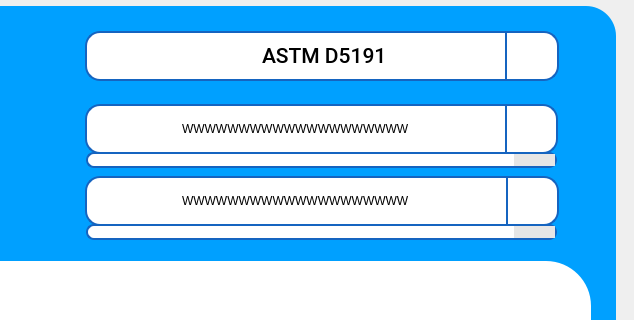
ChandraMVE/PSSC_QT_Development, file pApp-22-June-2021/smeasuring.ui: the form before one commit; both pictures show x 134 to 768 and y 0 to 320 of the 768 by 846 pixel window.
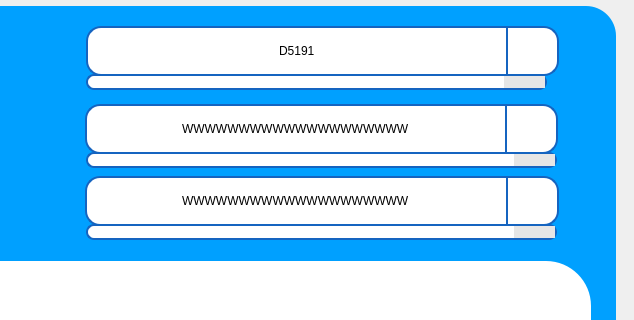
The form after the commit. Icons and pictures are not drawn. Custom widgets are drawn as their Qt base class.

Commit message: QT Version 1.05.179 has below changes 1. Removed the QComboBox of the cbMethod and replaced with with QListWidget, QPushButton, and QLineEdit for to capture the screenshot

Patch:
```diff
--- a/pApp-22-June-2021/smeasuring.ui
+++ b/pApp-22-June-2021/smeasuring.ui
@@ -299,175 +299,6 @@
        <bool>true</bool>
       </property>
      </widget>
-     <widget class="QComboBox" name="cbMethod">
-      <property name="geometry">
-       <rect>
-        <x>199</x>
-        <y>25</y>
-        <width>474</width>
-        <height>50</height>
-       </rect>
-      </property>
-      <property name="font">
-       <font>
-        <family>Roboto Medium</family>
-        <pointsize>16</pointsize>
-        <weight>9</weight>
-        <italic>false</italic>
-        <bold>false</bold>
-       </font>
-      </property>
-      <property name="focusPolicy">
-       <enum>Qt::ClickFocus</enum>
-      </property>
-      <property name="styleSheet">
-       <string notr="true">QComboBox {
-	text-align: center;
-   border: 2px solid  rgb(21, 100, 192);
-   border-radius: 15px;
-/*   padding: 1px 18px 1px 3px;*/
-   background-color: rgb(255, 255, 255);
-   color: rgb(0, 0, 0);
-   font: 75 16pt &quot;Roboto Medium&quot;;
-  padding-left: 175px;
-	outline: none;
-margin: 0;
-}
-
-QComboBox:on {
-    padding-top: 3px;
-    padding-left: 15px;
-}
-
-QComboBox::drop-down {
-    subcontrol-origin: padding;
-    subcontrol-position: top right;
-    width: 50px;
-    border-left-width: 2px;
-    border-left-color: rgb(21, 100, 192);
-    border-left-style: solid;
-    border-top-right-radius: 8px;
-    border-bottom-right-radius: 8px;
-    border-color: rgb(21, 100, 192);
-	background: transparent;
-}
-
-QComboBox::down-arrow {
-	image: url(:/images/icons/downarrow.png);
-}
-
-QComboBox::down-arrow:on {
-    top: 1px;
-    left: 1px;
-}
-
-QComboBox QAbstractItemView {
-   border: 2px solid rgb(21, 100, 192);
-   font: 75 16pt &quot;Roboto Medium&quot;;
-   border-radius: 8px;
-   background-color: rgb(255, 255, 255);
-   selection-background-color:  rgb(21, 100, 192);
-   selection-color: rgb(255, 255, 255);
-	outline: none;
-margin: 0;
-}
-/*  vertical */
-QScrollBar:vertical {
-     border: 0px solid  rgb(21, 100, 192);
-     background:  rgb(0, 160, 255);
-     width: 42px;
-	 margin: 45px 0 45px 0;
-     border-left: 2px solid  rgb(182, 182, 182);
- }
-
- QScrollBar::handle:vertical {
-     background:  rgb(182, 182, 182);
-     min-height: 20px;
- }
-
- QScrollBar::add-line:vertical {
-     border: 0px solid grey;
-     background:  rgb(0, 160, 255);
-     height: 45px;
-     subcontrol-position: bottom;
-     subcontrol-origin: margin;
- }
-
- QScrollBar::sub-line:vertical {
-     border: 0px solid grey;
-     background:  rgb(0, 160, 255);
-     height: 45px;
-     subcontrol-position: top;
-     subcontrol-origin: margin;
- }
-
- QScrollBar::up-arrow:vertical {
-     width: 42px;
-     height: 45px;
-     background-image: url(:/images/icons/cuparrow.png);
-}
-
-QScrollBar::down-arrow:vertical {
-     width: 42px;
-      height: 45px;
-      background-image: url(:/images/icons/cdownarrow.png);
- }
-
- QScrollBar::add-page:vertical, QScrollBar::sub-page:vertical {
-      background: none;
- }
-</string>
-      </property>
-      <property name="iconSize">
-       <size>
-        <width>16</width>
-        <height>16</height>
-       </size>
-      </property>
-      <property name="frame">
-       <bool>true</bool>
-      </property>
-      <item>
-       <property name="text">
-        <string>ASTM D5191</string>
-       </property>
-      </item>
-      <item>
-       <property name="text">
-        <string>ASTM D6377</string>
-       </property>
-      </item>
-      <item>
-       <property name="text">
-        <string>ASTM D6378</string>
-       </property>
-      </item>
-      <item>
-       <property name="text">
-        <string>ASTM D5188</string>
-       </property>
-      </item>
-      <item>
-       <property name="text">
-        <string>Free 1</string>
-       </property>
-      </item>
-      <item>
-       <property name="text">
-        <string>Free 2</string>
-       </property>
-      </item>
-      <item>
-       <property name="text">
-        <string>Free 3</string>
-       </property>
-      </item>
-      <item>
-       <property name="text">
-        <string>Free 4</string>
-       </property>
-      </item>
-     </widget>
      <widget class="QFrame" name="frame_2">
       <property name="geometry">
        <rect>
@@ -948,15 +779,16 @@
 /*  vertical */
 QScrollBar:vertical {
      border: 0px solid  rgb(21, 100, 192);
-     background:  rgb(230,230,230);
+     background:  rgb(255,255,255);
      width: 41px;
 	 margin: 50px 0 50px 0;
-     border-left: 2px solid  rgb(182, 182, 182);
+     border-left: 2px solid  rgb(21, 100, 192);
+	  border-right: 2px solid  rgb(21, 100, 192);
      border-radius: 0px;
  }
 
  QScrollBar::handle:vertical {
-     background:  rgb(182, 182, 182);
+     background:  rgb(21, 100, 192);
      min-height: 20px;
  }
 
@@ -1105,15 +937,16 @@
 /*  vertical */
 QScrollBar:vertical {
      border: 0px solid  rgb(21, 100, 192);
-     background:  rgb(230,230,230);
+     background:  rgb(255,255,255);
      width: 41px;
 	 margin: 50px 0 50px 0;
-     border-left: 2px solid  rgb(182, 182, 182);
+     border-left: 2px solid  rgb(21, 100, 192);
+	  border-right: 2px solid  rgb(21, 100, 192);
      border-radius: 0px;
  }
 
  QScrollBar::handle:vertical {
-     background:  rgb(182, 182, 182);
+     background:  rgb(21, 100, 192);
      min-height: 20px;
  }
 
@@ -1210,10 +1043,233 @@
        </property>
       </item>
      </widget>
+     <widget class="QListWidget" name="lwMethods">
+      <property name="geometry">
+       <rect>
+        <x>200</x>
+        <y>68</y>
+        <width>461</width>
+        <height>16</height>
+       </rect>
+      </property>
+      <property name="focusPolicy">
+       <enum>Qt::ClickFocus</enum>
+      </property>
+      <property name="contextMenuPolicy">
+       <enum>Qt::NoContextMenu</enum>
+      </property>
+      <property name="styleSheet">
+       <string notr="true">QListWidget {
+   border: 2px solid rgb(21, 100, 192);
+   border-radius: 8px;
+   background-color: rgb(255, 255, 255);
+   color: rgb(0, 0, 0);
+   font: 75 16pt &quot;Roboto Medium&quot;;
+/*   border-bottom-right-radius: 15px;*/
+}
+
+QListWidget QAbstractItemView {
+   border: 2px solid darkgray;
+   font: 75 16pt &quot;Roboto Medium&quot;;
+   border-radius: 5px;
+   background-color: rgb(255, 255, 255);
+
+}
+QListWidget::item {
+ height:41px;
+}
+
+QListWidget::item::selected {
+   background-color:  rgb(21, 100, 192);
+   color:  rgb(255, 255, 255);
+}
+
+QListWidget::item::hover {
+   background-color:  rgb(21, 100, 192);
+   color:  rgb(255, 255, 255);
+}
+
+/*  vertical */
+QScrollBar:vertical {
+     border: 0px solid  rgb(21, 100, 192);
+     background:  rgb(255,255,255);
+     width: 41px;
+	 margin: 50px 0 50px 0;
+     border-left: 2px solid  rgb(21, 100, 192);
+	  border-right: 2px solid  rgb(21, 100, 192);
+     border-radius: 0px;
+ }
+
+ QScrollBar::handle:vertical {
+     background:  rgb(21, 100, 192);
+     min-height: 20px;
+ }
+
+ QScrollBar::add-line:vertical {
+     border: 0px solid grey;
+     background:  rgb(230,230,230);
+     height: 50px;
+     subcontrol-position: bottom;
+     subcontrol-origin: margin;
+ }
+
+ QScrollBar::sub-line:vertical {
+     border: 0px solid grey;
+     background:  rgb(230,230,230);
+     height: 50px;
+     subcontrol-position: top;
+     subcontrol-origin: margin;
+ }
+
+ QScrollBar::up-arrow:vertical {
+     width: 41px;
+     height: 50px;
+     background-image: url(:/images/icons/cuparrow.png);
+}
+
+QScrollBar::down-arrow:vertical {
+     width: 41px;
+      height: 50px;
+      background-image: url(:/images/icons/cdownarrow.png);
+ }
+
+ QScrollBar::add-page:vertical, QScrollBar::sub-page:vertical {
+      background: none;
+ }
+</string>
+      </property>
+      <property name="horizontalScrollBarPolicy">
+       <enum>Qt::ScrollBarAlwaysOff</enum>
+      </property>
+      <property name="isWrapping" stdset="0">
+       <bool>false</bool>
+      </property>
+      <property name="wordWrap">
+       <bool>false</bool>
+      </property>
+      <item>
+       <property name="text">
+        <string>ASTM D5191</string>
+       </property>
+      </item>
+      <item>
+       <property name="text">
+        <string>ASTM D6377</string>
+       </property>
+      </item>
+      <item>
+       <property name="text">
+        <string>ASTM D6378</string>
+       </property>
+      </item>
+      <item>
+       <property name="text">
+        <string>ASTM D5188</string>
+       </property>
+      </item>
+      <item>
+       <property name="text">
+        <string>Free 1</string>
+       </property>
+      </item>
+      <item>
+       <property name="text">
+        <string>Free 2</string>
+       </property>
+      </item>
+      <item>
+       <property name="text">
+        <string>Free 3</string>
+       </property>
+      </item>
+      <item>
+       <property name="text">
+        <string>Free 4</string>
+       </property>
+      </item>
+     </widget>
+     <widget class="QPushButton" name="pbMethod">
+      <property name="geometry">
+       <rect>
+        <x>620</x>
+        <y>20</y>
+        <width>53</width>
+        <height>50</height>
+       </rect>
+      </property>
+      <property name="focusPolicy">
+       <enum>Qt::ClickFocus</enum>
+      </property>
+      <property name="styleSheet">
+       <string notr="true">QPushButton{
+    width: 47px;
+    border-top-right-radius: 15px;
+    border-bottom-right-radius: 15px;
+    border-color: rgb(21, 100, 192);
+    image: url(:/images/icons/downarrow.png);
+	background-color: rgb(255, 255, 255);
+    border-color: rgb(21, 100, 192);
+    border-width: 2px;
+    border-style: solid;
+    border-left-width: 2px;
+}
+</string>
+      </property>
+      <property name="text">
+       <string/>
+      </property>
+     </widget>
+     <widget class="sQLEExtend" name="leMethod">
+      <property name="geometry">
+       <rect>
+        <x>200</x>
+        <y>20</y>
+        <width>420</width>
+        <height>50</height>
+       </rect>
+      </property>
+      <property name="focusPolicy">
+       <enum>Qt::ClickFocus</enum>
+      </property>
+      <property name="styleSheet">
+       <string notr="true">QLineEdit{
+ /*padding: 1px 18px 1px 3px;*/
+background-color: rgb(255,255,255);
+border-width: 2px;
+border-color: rgb(21, 100, 192);
+border-style: solid;
+border-top-left-radius: 15px;
+border-bottom-left-radius: 15px;
+color: rgb(0, 0, 0);
+font: 75 16pt &quot;Roboto Medium&quot;;
+/*padding-left: 15px;*/
+   border-right-width: 0px;
+}
+QLineEdit:read-only {
+	background-color: rgb(245,245,245);
+}
+QLineEdit[error=true] {
+border-color: red;
+}
+QLineEdit[error=false] {
+border-color: rgb(21, 100, 192);
+}
+
+</string>
+      </property>
+      <property name="text">
+       <string>D5191</string>
+      </property>
+      <property name="maxLength">
+       <number>20</number>
+      </property>
+      <property name="alignment">
+       <set>Qt::AlignCenter</set>
+      </property>
+     </widget>
      <zorder>label</zorder>
      <zorder>label_2</zorder>
      <zorder>label_3</zorder>
-     <zorder>cbMethod</zorder>
      <zorder>frame_2</zorder>
      <zorder>frame_3</zorder>
      <zorder>leSampleId</zorder>
@@ -1222,6 +1278,9 @@
      <zorder>lwOperator</zorder>
      <zorder>lwSampleId</zorder>
      <zorder>pbSampleId</zorder>
+     <zorder>lwMethods</zorder>
+     <zorder>pbMethod</zorder>
+     <zorder>leMethod</zorder>
     </widget>
    </widget>
   </widget>
```
Left out of the diff: 1 changed line with no effect on the pictures. The commit also changes 9 other files.
